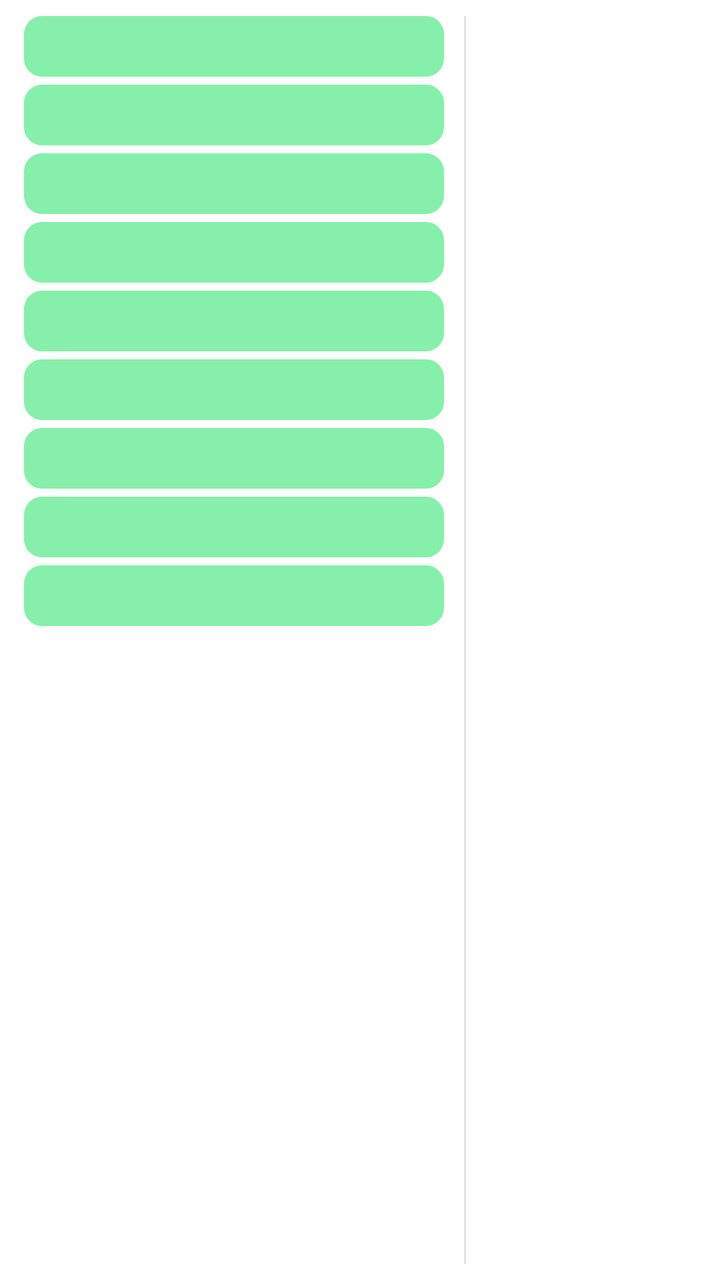
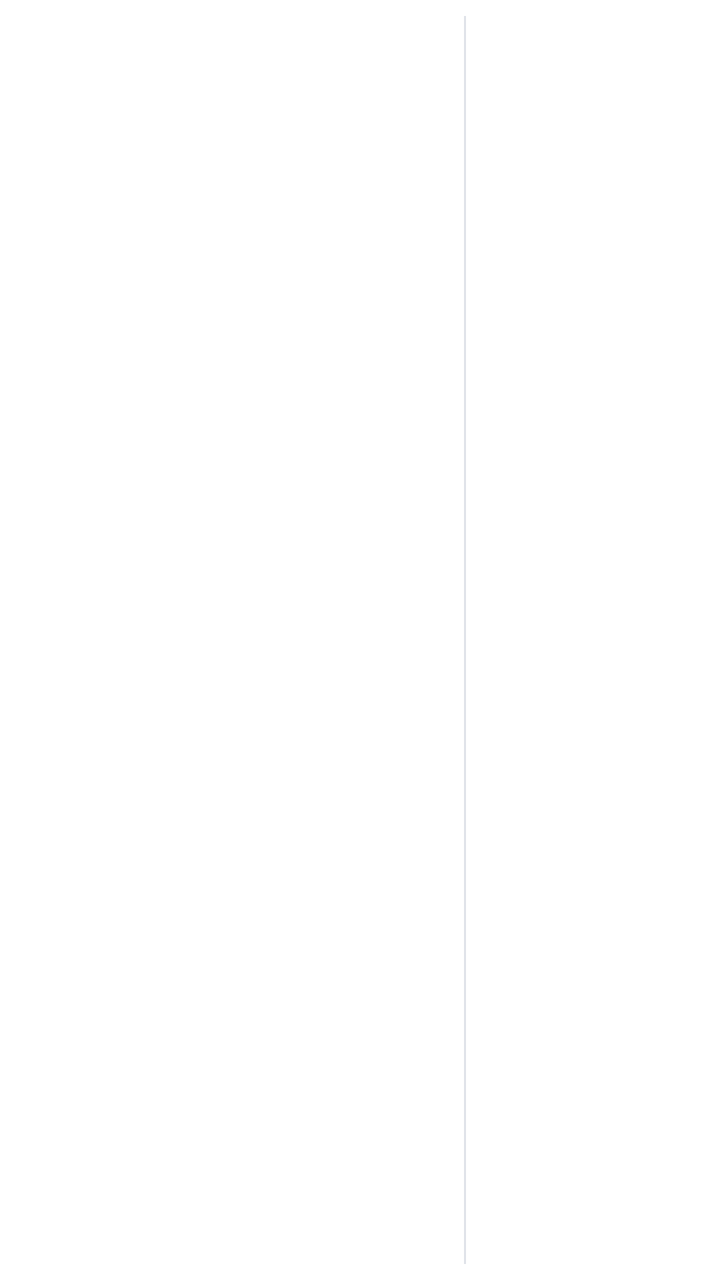

The first picture is an Android layout as it rendered before a commit; the second is the same layout after the commit. The layout source and the unified diff follow.
<!-- AndroidManifest.xml: fallback theme Theme.MaterialComponents.DayNight.NoActionBar -->
<!-- res/layout/bim_widget.xml -->
<?xml version="1.0" encoding="utf-8"?>
<FrameLayout xmlns:android="http://schemas.android.com/apk/res/android"
    android:id="@+id/root"
    android:layout_width="match_parent"
    android:layout_height="match_parent">

    
    <ImageView
        android:id="@+id/bg"
        android:layout_width="match_parent"
        android:layout_height="match_parent"
        android:importantForAccessibility="no"
        android:scaleType="fitXY"
        android:src="@drawable/bim_widget_bg" />

<LinearLayout
    android:layout_width="match_parent"
    android:layout_height="match_parent"
    android:orientation="horizontal"
    android:paddingStart="12dp"
    android:paddingTop="8dp"
    android:paddingEnd="12dp"
    android:paddingBottom="8dp"
    android:weightSum="6">

    <LinearLayout
        android:layout_width="0dp"
        android:layout_height="match_parent"
        android:layout_weight="4"
        android:orientation="vertical">
        <TextView
            android:id="@+id/t1"
            android:layout_width="match_parent"
            android:layout_height="wrap_content"
            android:layout_marginBottom="4dp"
            android:background="@drawable/bim_w_personnel"
            android:ellipsize="end"
            android:maxLines="1"
            android:paddingStart="10dp"
            android:paddingTop="5dp"
            android:paddingEnd="10dp"
            android:paddingBottom="5dp"
            android:textColor="#FF14161B"
            android:textSize="15sp"
            android:textStyle="bold" />
        <TextView
            android:id="@+id/t2"
            android:layout_width="match_parent"
            android:layout_height="wrap_content"
            android:layout_marginBottom="4dp"
            android:background="@drawable/bim_w_personnel"
            android:ellipsize="end"
            android:maxLines="1"
            android:paddingStart="10dp"
            android:paddingTop="5dp"
            android:paddingEnd="10dp"
            android:paddingBottom="5dp"
            android:textColor="#FF14161B"
            android:textSize="15sp"
            android:textStyle="bold" />
        <TextView
            android:id="@+id/t3"
            android:layout_width="match_parent"
            android:layout_height="wrap_content"
            android:layout_marginBottom="4dp"
            android:background="@drawable/bim_w_personnel"
            android:ellipsize="end"
            android:maxLines="1"
            android:paddingStart="10dp"
            android:paddingTop="5dp"
            android:paddingEnd="10dp"
            android:paddingBottom="5dp"
            android:textColor="#FF14161B"
            android:textSize="15sp"
            android:textStyle="bold" />
        <TextView
            android:id="@+id/t4"
            android:layout_width="match_parent"
            android:layout_height="wrap_content"
            android:layout_marginBottom="4dp"
            android:background="@drawable/bim_w_personnel"
            android:ellipsize="end"
            android:maxLines="1"
            android:paddingStart="10dp"
            android:paddingTop="5dp"
            android:paddingEnd="10dp"
            android:paddingBottom="5dp"
            android:textColor="#FF14161B"
            android:textSize="15sp"
            android:textStyle="bold" />
        <TextView
            android:id="@+id/t5"
            android:layout_width="match_parent"
            android:layout_height="wrap_content"
            android:layout_marginBottom="4dp"
            android:background="@drawable/bim_w_personnel"
            android:ellipsize="end"
            android:maxLines="1"
            android:paddingStart="10dp"
            android:paddingTop="5dp"
            android:paddingEnd="10dp"
            android:paddingBottom="5dp"
            android:textColor="#FF14161B"
            android:textSize="15sp"
            android:textStyle="bold" />
        <TextView
            android:id="@+id/t6"
            android:layout_width="match_parent"
            android:layout_height="wrap_content"
            android:layout_marginBottom="4dp"
            android:background="@drawable/bim_w_personnel"
            android:ellipsize="end"
            android:maxLines="1"
            android:paddingStart="10dp"
            android:paddingTop="5dp"
            android:paddingEnd="10dp"
            android:paddingBottom="5dp"
            android:textColor="#FF14161B"
            android:textSize="15sp"
            android:textStyle="bold" />
        <TextView
            android:id="@+id/t7"
            android:layout_width="match_parent"
            android:layout_height="wrap_content"
            android:layout_marginBottom="4dp"
            android:background="@drawable/bim_w_personnel"
            android:ellipsize="end"
            android:maxLines="1"
            android:paddingStart="10dp"
            android:paddingTop="5dp"
            android:paddingEnd="10dp"
            android:paddingBottom="5dp"
            android:textColor="#FF14161B"
            android:textSize="15sp"
            android:textStyle="bold" />
        <TextView
            android:id="@+id/t8"
            android:layout_width="match_parent"
            android:layout_height="wrap_content"
            android:layout_marginBottom="4dp"
            android:background="@drawable/bim_w_personnel"
            android:ellipsize="end"
            android:maxLines="1"
            android:paddingStart="10dp"
            android:paddingTop="5dp"
            android:paddingEnd="10dp"
            android:paddingBottom="5dp"
            android:textColor="#FF14161B"
            android:textSize="15sp"
            android:textStyle="bold" />
        <TextView
            android:id="@+id/t9"
            android:layout_width="match_parent"
            android:layout_height="wrap_content"
            android:layout_marginBottom="4dp"
            android:background="@drawable/bim_w_personnel"
            android:ellipsize="end"
            android:maxLines="1"
            android:paddingStart="10dp"
            android:paddingTop="5dp"
            android:paddingEnd="10dp"
            android:paddingBottom="5dp"
            android:textColor="#FF14161B"
            android:textSize="15sp"
            android:textStyle="bold" />
    </LinearLayout>

    <FrameLayout
        android:layout_width="1dp"
        android:layout_height="match_parent"
        android:layout_marginStart="10dp"
        android:layout_marginEnd="10dp"
        android:background="@color/bim_widget_line" />

    <LinearLayout
        android:layout_width="0dp"
        android:layout_height="match_parent"
        android:layout_weight="2"
        android:orientation="vertical">
        <TextView
            android:id="@+id/right_title"
            android:layout_width="match_parent"
            android:layout_height="wrap_content"
            android:ellipsize="end"
            android:maxLines="1"
            android:textColor="@color/bim_widget_ink"
            android:textSize="16sp"
            android:textStyle="bold" />
        <TextView
            android:id="@+id/week"
            android:layout_width="match_parent"
            android:layout_height="wrap_content"
            android:ellipsize="end"
            android:maxLines="1"
            android:textColor="@color/bim_widget_sub"
            android:textSize="14sp"
            android:textStyle="bold" />
        <TextView
            android:id="@+id/a1"
            android:layout_width="match_parent"
            android:layout_height="wrap_content"
            android:ellipsize="end"
            android:maxLines="2"
            android:paddingTop="5dp"
            android:textColor="@color/bim_widget_ink"
            android:textSize="17sp" />
        <TextView
            android:id="@+id/a2"
            android:layout_width="match_parent"
            android:layout_height="wrap_content"
            android:ellipsize="end"
            android:maxLines="2"
            android:paddingTop="5dp"
            android:textColor="@color/bim_widget_ink"
            android:textSize="17sp" />
        <TextView
            android:id="@+id/a3"
            android:layout_width="match_parent"
            android:layout_height="wrap_content"
            android:ellipsize="end"
            android:maxLines="2"
            android:paddingTop="5dp"
            android:textColor="@color/bim_widget_ink"
            android:textSize="17sp" />
    </LinearLayout>
</LinearLayout>
</FrameLayout>
<!-- resources referenced by this layout -->
<resources>
  <color name="bim_widget_ink">#FF14161B</color>
  <color name="bim_widget_line">#FFDFE2E8</color>
  <color name="bim_widget_sub">#FF667085</color>
  <!-- drawable bim_w_personnel (drawable) -->
  <?xml version="1.0" encoding="utf-8"?>
  <shape xmlns:android="http://schemas.android.com/apk/res/android" android:shape="rectangle">
      <solid android:color="#FF86EFAC" />
      <corners android:radius="9dp" />
  </shape>
  <!-- drawable bim_widget_bg (drawable) -->
  <?xml version="1.0" encoding="utf-8"?>
  <shape xmlns:android="http://schemas.android.com/apk/res/android" android:shape="rectangle">
      <solid android:color="@color/bim_widget_bg" />
      <corners android:radius="22dp" />
  </shape>
  <color name="bim_widget_bg">#FFFFFFFF</color>
</resources>

<!-- the commit's change to res/layout/bim_widget.xml (unified diff, before → after) -->
@@ -32,135 +32,99 @@
             android:id="@+id/t1"
             android:layout_width="match_parent"
             android:layout_height="wrap_content"
-            android:layout_marginBottom="4dp"
-            android:background="@drawable/bim_w_personnel"
             android:ellipsize="end"
             android:maxLines="1"
-            android:paddingStart="10dp"
-            android:paddingTop="5dp"
-            android:paddingEnd="10dp"
-            android:paddingBottom="5dp"
-            android:textColor="#FF14161B"
+            android:paddingTop="4dp"
+            android:paddingBottom="4dp"
+            android:textColor="@color/bim_widget_ink"
             android:textSize="15sp"
             android:textStyle="bold" />
         <TextView
             android:id="@+id/t2"
             android:layout_width="match_parent"
             android:layout_height="wrap_content"
-            android:layout_marginBottom="4dp"
-            android:background="@drawable/bim_w_personnel"
             android:ellipsize="end"
             android:maxLines="1"
-            android:paddingStart="10dp"
-            android:paddingTop="5dp"
-            android:paddingEnd="10dp"
-            android:paddingBottom="5dp"
-            android:textColor="#FF14161B"
+            android:paddingTop="4dp"
+            android:paddingBottom="4dp"
+            android:textColor="@color/bim_widget_ink"
             android:textSize="15sp"
             android:textStyle="bold" />
         <TextView
             android:id="@+id/t3"
             android:layout_width="match_parent"
             android:layout_height="wrap_content"
-            android:layout_marginBottom="4dp"
-            android:background="@drawable/bim_w_personnel"
             android:ellipsize="end"
             android:maxLines="1"
-            android:paddingStart="10dp"
-            android:paddingTop="5dp"
-            android:paddingEnd="10dp"
-            android:paddingBottom="5dp"
-            android:textColor="#FF14161B"
+            android:paddingTop="4dp"
+            android:paddingBottom="4dp"
+            android:textColor="@color/bim_widget_ink"
             android:textSize="15sp"
             android:textStyle="bold" />
         <TextView
             android:id="@+id/t4"
             android:layout_width="match_parent"
             android:layout_height="wrap_content"
-            android:layout_marginBottom="4dp"
-            android:background="@drawable/bim_w_personnel"
             android:ellipsize="end"
             android:maxLines="1"
-            android:paddingStart="10dp"
-            android:paddingTop="5dp"
-            android:paddingEnd="10dp"
-            android:paddingBottom="5dp"
-            android:textColor="#FF14161B"
+            android:paddingTop="4dp"
+            android:paddingBottom="4dp"
+            android:textColor="@color/bim_widget_ink"
             android:textSize="15sp"
             android:textStyle="bold" />
         <TextView
             android:id="@+id/t5"
             android:layout_width="match_parent"
             android:layout_height="wrap_content"
-            android:layout_marginBottom="4dp"
-            android:background="@drawable/bim_w_personnel"
             android:ellipsize="end"
             android:maxLines="1"
-            android:paddingStart="10dp"
-            android:paddingTop="5dp"
-            android:paddingEnd="10dp"
-            android:paddingBottom="5dp"
-            android:textColor="#FF14161B"
+            android:paddingTop="4dp"
+            android:paddingBottom="4dp"
+            android:textColor="@color/bim_widget_ink"
             android:textSize="15sp"
             android:textStyle="bold" />
         <TextView
             android:id="@+id/t6"
             android:layout_width="match_parent"
             android:layout_height="wrap_content"
-            android:layout_marginBottom="4dp"
-            android:background="@drawable/bim_w_personnel"
             android:ellipsize="end"
             android:maxLines="1"
-            android:paddingStart="10dp"
-            android:paddingTop="5dp"
-            android:paddingEnd="10dp"
-            android:paddingBottom="5dp"
-            android:textColor="#FF14161B"
+            android:paddingTop="4dp"
+            android:paddingBottom="4dp"
+            android:textColor="@color/bim_widget_ink"
             android:textSize="15sp"
             android:textStyle="bold" />
         <TextView
             android:id="@+id/t7"
             android:layout_width="match_parent"
             android:layout_height="wrap_content"
-            android:layout_marginBottom="4dp"
-            android:background="@drawable/bim_w_personnel"
             android:ellipsize="end"
             android:maxLines="1"
-            android:paddingStart="10dp"
-            android:paddingTop="5dp"
-            android:paddingEnd="10dp"
-            android:paddingBottom="5dp"
-            android:textColor="#FF14161B"
+            android:paddingTop="4dp"
+            android:paddingBottom="4dp"
+            android:textColor="@color/bim_widget_ink"
             android:textSize="15sp"
             android:textStyle="bold" />
         <TextView
             android:id="@+id/t8"
             android:layout_width="match_parent"
             android:layout_height="wrap_content"
-            android:layout_marginBottom="4dp"
-            android:background="@drawable/bim_w_personnel"
             android:ellipsize="end"
             android:maxLines="1"
-            android:paddingStart="10dp"
-            android:paddingTop="5dp"
-            android:paddingEnd="10dp"
-            android:paddingBottom="5dp"
-            android:textColor="#FF14161B"
+            android:paddingTop="4dp"
+            android:paddingBottom="4dp"
+            android:textColor="@color/bim_widget_ink"
             android:textSize="15sp"
             android:textStyle="bold" />
         <TextView
             android:id="@+id/t9"
             android:layout_width="match_parent"
             android:layout_height="wrap_content"
-            android:layout_marginBottom="4dp"
-            android:background="@drawable/bim_w_personnel"
             android:ellipsize="end"
             android:maxLines="1"
-            android:paddingStart="10dp"
-            android:paddingTop="5dp"
-            android:paddingEnd="10dp"
-            android:paddingBottom="5dp"
-            android:textColor="#FF14161B"
+            android:paddingTop="4dp"
+            android:paddingBottom="4dp"
+            android:textColor="@color/bim_widget_ink"
             android:textSize="15sp"
             android:textStyle="bold" />
     </LinearLayout>
<!-- resource entries referenced after the edit -->
@@ -3,12 +3,6 @@
   <color name="bim_widget_ink">#FF14161B</color>
   <color name="bim_widget_line">#FFDFE2E8</color>
   <color name="bim_widget_sub">#FF667085</color>
-  <!-- drawable bim_w_personnel (drawable) -->
-  <?xml version="1.0" encoding="utf-8"?>
-  <shape xmlns:android="http://schemas.android.com/apk/res/android" android:shape="rectangle">
-      <solid android:color="#FF86EFAC" />
-      <corners android:radius="9dp" />
-  </shape>
   <!-- drawable bim_widget_bg (drawable) -->
   <?xml version="1.0" encoding="utf-8"?>
   <shape xmlns:android="http://schemas.android.com/apk/res/android" android:shape="rectangle">
